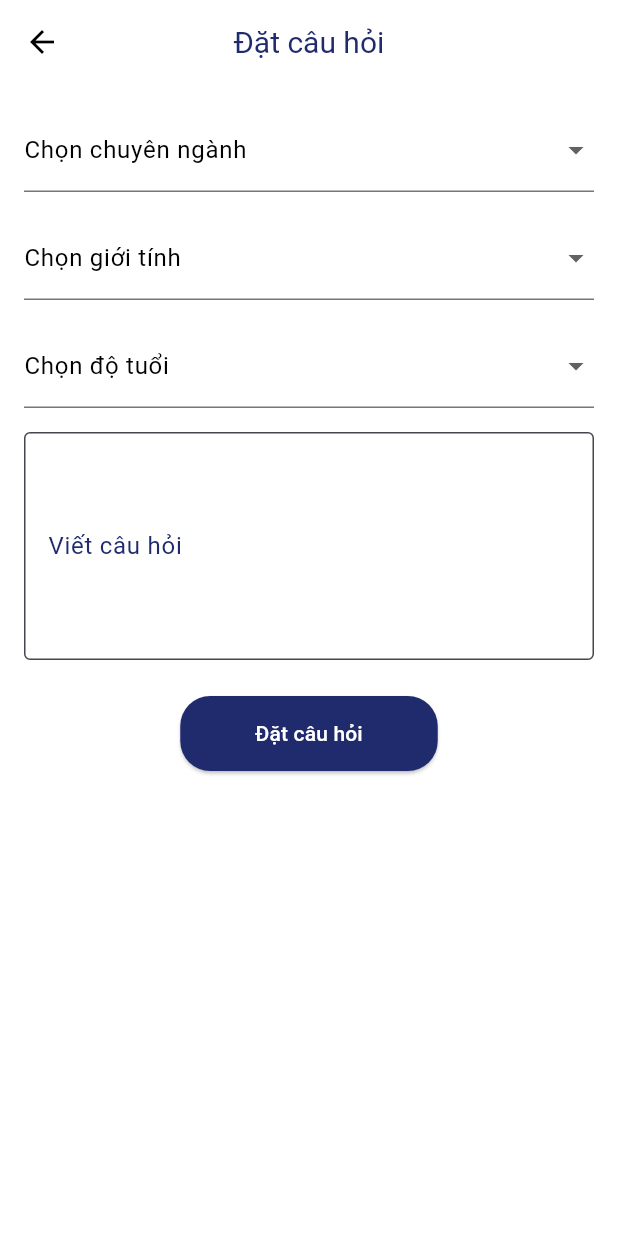
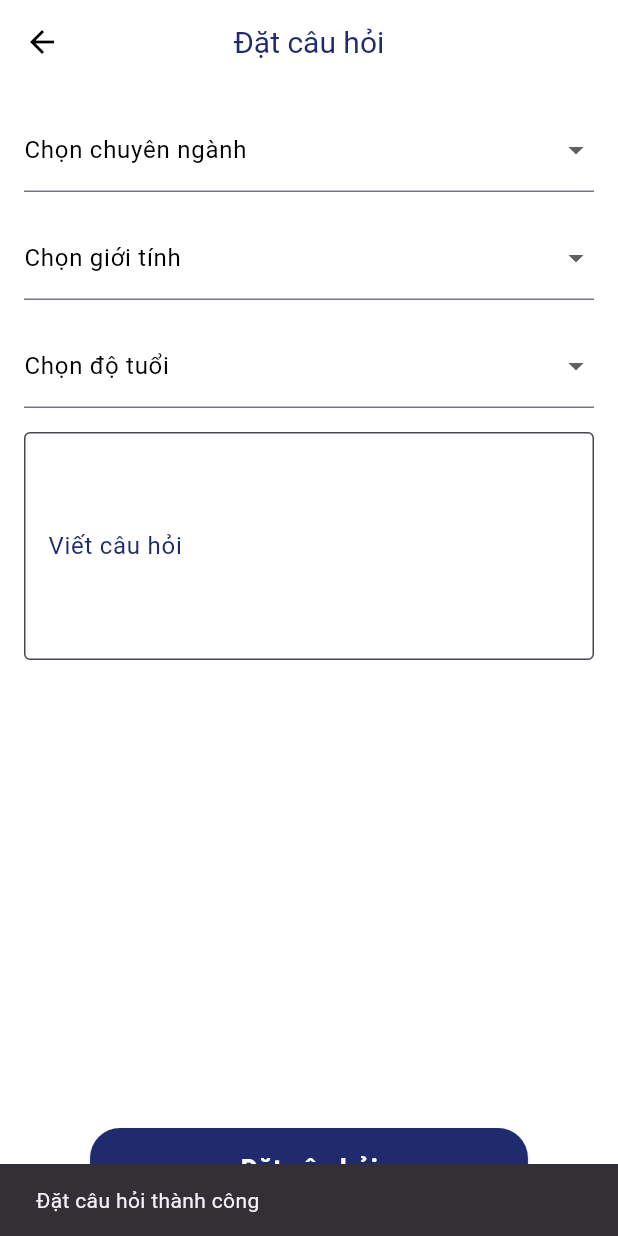
Before and after one commit to dominhhuy1703/Medical_Clinic, a Flutter app: the QuestionPage screen opened directly, after a tap on "Đặt câu hỏi", on a phone screen of 412 x 824 dp. Run offline on Flutter 3.47's test engine with Material 3 defaults, Android fonts, the phone set to English and light mode, and no system bars.

Commit message:
[Nhi] add SnackBar

```diff
--- a/MedicalClinic/lib/questions.dart
+++ b/MedicalClinic/lib/questions.dart
@@ -60,6 +60,7 @@ class _QuestionPageState extends State<QuestionPage> {
               value: selectedSpecialty,
               items: specialties
                   .map((specialty) => DropdownMenuItem<String>(
+
                 value: specialty,
                 child: Text(specialty),
               ))
@@ -76,6 +77,7 @@ class _QuestionPageState extends State<QuestionPage> {
               },
             ),
             SizedBox(height: 16),
+
             DropdownButtonFormField<String>(
               value: selectedGender,
               items: genders
@@ -127,23 +129,28 @@ class _QuestionPageState extends State<QuestionPage> {
                 filled: true,
               ),
             ),
-            SizedBox(height: 24),
+            Spacer (),
             Center(
               child: ElevatedButton(
                 onPressed: () {
-
-
+                      ScaffoldMessenger.of(context).showSnackBar(
+                      SnackBar(content: Text("Đặt câu hỏi thành công")),
+                      );
                 },
                 style: ElevatedButton.styleFrom(
                   backgroundColor: Color(0xFF1F2B6C),
                   shape: RoundedRectangleBorder(
                     borderRadius: BorderRadius.circular(20),
                   ),
-                  padding: EdgeInsets.symmetric(horizontal: 50, vertical: 15),
+                  padding: EdgeInsets.symmetric(horizontal: 100, vertical: 15),
                 ),
                 child: Text(
                   'Đặt câu hỏi',
-                  style: TextStyle(color: Colors.white),
+                  style: TextStyle(
+                      fontSize: 18,
+                    color: Colors.white,
+                      fontWeight: FontWeight.bold
+                  ),
                 ),
               ),
             ),
```
